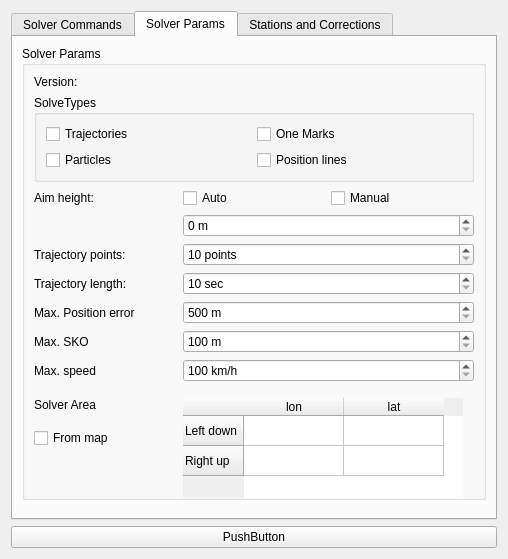
Old version of the form src/view/core/Tabs/Solver/SolverSetupWidget.ui in the repository nevaeh82/arm_od.
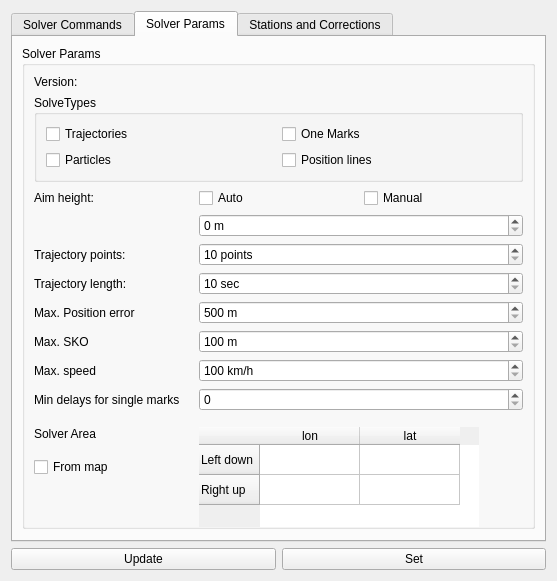
New version of the form. The open tabs and pages were chosen to show the change.

What changed in the file:
```diff
--- a/src/view/core/Tabs/Solver/SolverSetupWidget.ui
+++ b/src/view/core/Tabs/Solver/SolverSetupWidget.ui
@@ -6,25 +6,42 @@
    <rect>
     <x>0</x>
     <y>0</y>
-    <width>508</width>
-    <height>559</height>
+    <width>557</width>
+    <height>534</height>
    </rect>
   </property>
   <property name="windowTitle">
    <string>Form</string>
   </property>
   <layout class="QGridLayout" name="gridLayout">
-   <item row="1" column="0">
-    <widget class="QPushButton" name="pbGetAll">
-     <property name="text">
-      <string>PushButton</string>
-     </property>
-    </widget>
+   <item row="2" column="0">
+    <layout class="QHBoxLayout" name="horizontalLayout">
+     <item>
+      <widget class="QPushButton" name="pbGetAll">
+       <property name="text">
+        <string>Update</string>
+       </property>
+      </widget>
+     </item>
+     <item>
+      <widget class="QPushButton" name="pbSetAll">
+       <property name="text">
+        <string>Set</string>
+       </property>
+      </widget>
+     </item>
+    </layout>
    </item>
    <item row="0" column="0">
     <widget class="QTabWidget" name="tabWidget">
+     <property name="sizePolicy">
+      <sizepolicy hsizetype="Preferred" vsizetype="Preferred">
+       <horstretch>0</horstretch>
+       <verstretch>0</verstretch>
+      </sizepolicy>
+     </property>
      <property name="currentIndex">
-      <number>0</number>
+      <number>1</number>
      </property>
      <widget class="QWidget" name="tab">
       <attribute name="title">
@@ -160,6 +177,9 @@
       <layout class="QGridLayout" name="gridLayout_6">
        <item row="0" column="0">
         <widget class="QGroupBox" name="groupBox">
+         <property name="enabled">
+          <bool>true</bool>
+         </property>
          <property name="title">
           <string>Solver Params</string>
          </property>
@@ -201,13 +221,6 @@
             </layout>
            </widget>
           </item>
-          <item row="6" column="0">
-           <widget class="QLabel" name="label_6">
-            <property name="text">
-             <string>Max. Position error</string>
-            </property>
-           </widget>
-          </item>
           <item row="0" column="0">
            <widget class="QLabel" name="label">
             <property name="text">
@@ -215,6 +228,36 @@
             </property>
            </widget>
           </item>
+          <item row="6" column="0">
+           <widget class="QLabel" name="label_6">
+            <property name="text">
+             <string>Max. Position error</string>
+            </property>
+           </widget>
+          </item>
+          <item row="7" column="0">
+           <widget class="QLabel" name="label_7">
+            <property name="text">
+             <string>Max. SKO</string>
+            </property>
+           </widget>
+          </item>
+          <item row="7" column="1" colspan="2">
+           <widget class="QSpinBox" name="sbSKO">
+            <property name="suffix">
+             <string> m</string>
+            </property>
+            <property name="minimum">
+             <number>100</number>
+            </property>
+            <property name="maximum">
+             <number>10000</number>
+            </property>
+            <property name="singleStep">
+             <number>100</number>
+            </property>
+           </widget>
+          </item>
           <item row="0" column="1" colspan="2">
            <widget class="QLabel" name="lblSolverVersion">
             <property name="text">
@@ -238,29 +281,6 @@
             </property>
            </widget>
           </item>
-          <item row="7" column="0">
-           <widget class="QLabel" name="label_7">
-            <property name="text">
-             <string>Max. SKO</string>
-            </property>
-           </widget>
-          </item>
-          <item row="7" column="1" colspan="2">
-           <widget class="QSpinBox" name="spinBox">
-            <property name="suffix">
-             <string> m</string>
-            </property>
-            <property name="minimum">
-             <number>100</number>
-            </property>
-            <property name="maximum">
-             <number>10000</number>
-            </property>
-            <property name="singleStep">
-             <number>100</number>
-            </property>
-           </widget>
-          </item>
           <item row="8" column="0">
            <widget class="QLabel" name="label_8">
             <property name="text">
@@ -268,8 +288,15 @@
             </property>
            </widget>
           </item>
+          <item row="10" column="0">
+           <widget class="QLabel" name="label_9">
+            <property name="text">
+             <string>Solver Area</string>
+            </property>
+           </widget>
+          </item>
           <item row="8" column="1" colspan="2">
-           <widget class="QSpinBox" name="spinBox_2">
+           <widget class="QSpinBox" name="sbSpeed">
             <property name="suffix">
              <string> km/h</string>
             </property>
@@ -281,15 +308,11 @@
             </property>
            </widget>
           </item>
-          <item row="9" column="0">
-           <widget class="QLabel" name="label_9">
-            <property name="text">
-             <string>Solver Area</string>
+          <item row="10" column="1" rowspan="3" colspan="2">
+           <widget class="QTableWidget" name="twWorkRect">
+            <property name="enabled">
+             <bool>true</bool>
             </property>
-           </widget>
-          </item>
-          <item row="9" column="1" rowspan="3" colspan="2">
-           <widget class="QTableWidget" name="tableWidget">
             <property name="minimumSize">
              <size>
               <width>280</width>
@@ -314,6 +337,9 @@
             <property name="dragDropMode">
              <enum>QAbstractItemView::NoDragDrop</enum>
             </property>
+            <property name="textElideMode">
+             <enum>Qt::ElideNone</enum>
+            </property>
             <property name="gridStyle">
              <enum>Qt::SolidLine</enum>
             </property>
@@ -422,13 +448,23 @@
             </property>
            </widget>
           </item>
-          <item row="10" column="0">
+          <item row="11" column="0">
            <widget class="QCheckBox" name="checkBox">
             <property name="text">
              <string>From map</string>
             </property>
            </widget>
           </item>
+          <item row="9" column="0">
+           <widget class="QLabel" name="label_13">
+            <property name="text">
+             <string>Min delays for single marks</string>
+            </property>
+           </widget>
+          </item>
+          <item row="9" column="1" colspan="2">
+           <widget class="QSpinBox" name="sbMinDelays"/>
+          </item>
          </layout>
         </widget>
        </item>
```
